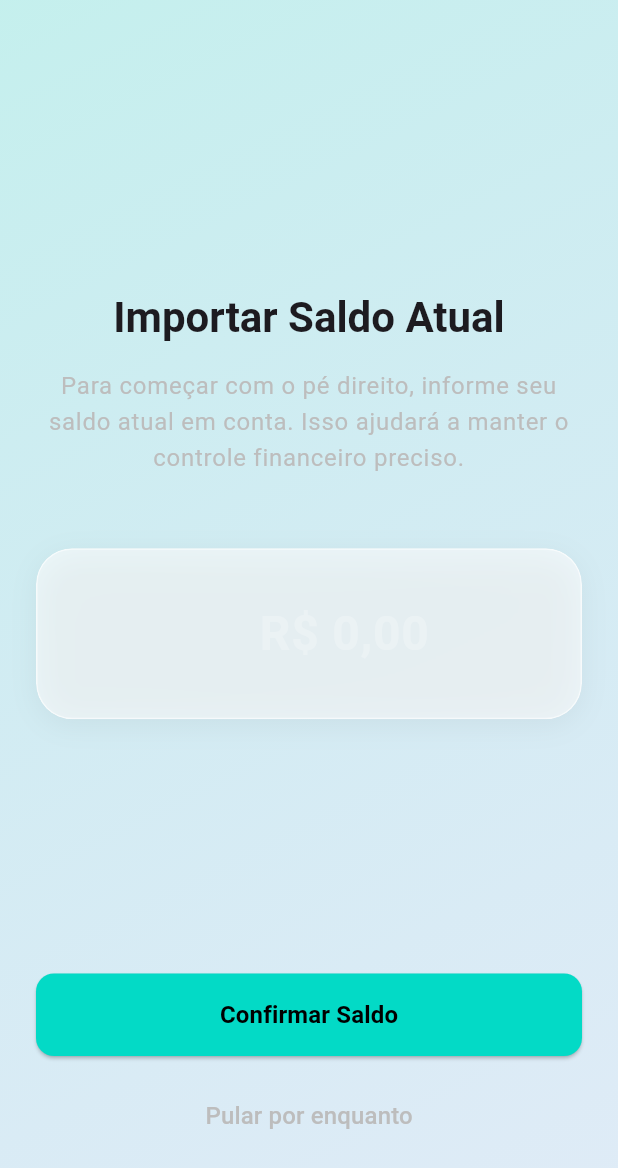
After one commit to nexxo-app/nexxo_flutter, a Flutter app: the ImportBalanceScreen screen opened by its route, after a tap on "Pular por enquanto", on a phone screen of 412 x 824 dp. The commit adds this screen. Shown: the top 1168 px of the screen. Run offline on Flutter 3.47's test engine with Material 3 defaults, Android fonts, the phone set to English and light mode, and no system bars; our stand-ins replace audioplayers, fl_chart, go_router, google_fonts, shared_preferences, supabase_flutter; accounts and stored records are empty; network calls fail.

Commit message:
Add onboarding flow for importing initial balance
Introduces an onboarding screen and card for users to import their initial balance, updates the Profile model and repository to track import status, and adds navigation logic to prompt new users. Also refactors achievement and ranking dialogs to use GlassContainer for consistent UI.

```diff
--- a/lib/core/router/app_router.dart
+++ b/lib/core/router/app_router.dart
@@ -15,6 +15,7 @@ import '../../presentation/screens/auth/forgot_password_screen.dart';
 import '../../presentation/screens/home/add_transaction_screen.dart';
 import '../../presentation/screens/goals/savings_goals_screen.dart';
 import '../../presentation/screens/goals/add_savings_goal_screen.dart';
+import '../../presentation/screens/onboarding/import_balance_screen.dart';
 import '../../data/models/supabase_models.dart';
 
 final GlobalKey<NavigatorState> _rootNavigatorKey = GlobalKey<NavigatorState>();
@@ -55,6 +56,10 @@ final appRouter = GoRouter(
         final goal = state.extra as SavingsGoal?;
         return AddSavingsGoalScreen(goal: goal);
       },
+    ),
+    GoRoute(
+      path: '/import-balance',
+      builder: (context, state) => const ImportBalanceScreen(),
     ),
     GoRoute(
       path: '/edit-profile',
--- a/lib/data/models/supabase_models.dart
+++ b/lib/data/models/supabase_models.dart
@@ -4,6 +4,7 @@ class Profile {
   final String? fullName;
   final String? avatarUrl;
   final String role;
+  final bool hasImportedBalance;
 
   Profile({
     required this.id,
@@ -11,6 +12,7 @@ class Profile {
     this.fullName,
     this.avatarUrl,
     required this.role,
+    this.hasImportedBalance = false,
   });
 
   factory Profile.fromJson(Map<String, dynamic> json) {
@@ -20,6 +22,7 @@ class Profile {
       fullName: json['full_name'],
       avatarUrl: json['avatar_url'],
       role: json['role'] ?? 'user',
+      hasImportedBalance: json['has_imported_balance'] ?? false,
     );
   }
 }
--- a/lib/presentation/screens/home/home_screen.dart
+++ b/lib/presentation/screens/home/home_screen.dart
@@ -7,6 +7,7 @@ import '../../../../data/models/ranking_models.dart';
 import '../../widgets/mission_notification.dart';
 import 'widgets/home_header.dart';
 import 'widgets/summary_card.dart';
+import 'widgets/import_balance_card.dart';
 import 'widgets/quick_actions.dart';
 import 'widgets/transaction_list.dart';
 import 'widgets/goals_pie_chart.dart';
@@ -45,6 +46,14 @@ class _HomeScreenState extends State<HomeScreen> {
     if (!_hasCheckedDailyMission) {
       _hasCheckedDailyMission = true;
       _checkDailyOpenAppMission();
+    }
+
+    // New User Redirect Logic
+    if (profile?.hasImportedBalance == false &&
+        transactions.isEmpty &&
+        mounted) {
+      // Use Future.microtask to avoid build conflicts
+      Future.microtask(() => context.go('/import-balance'));
     }
 
     return {
@@ -143,6 +152,10 @@ class _HomeScreenState extends State<HomeScreen> {
                     userName: profile?.fullName?.split(' ').first ?? 'Usuário',
                   ),
                   const SizedBox(height: 20),
+                  if (profile?.hasImportedBalance == false) ...[
+                    const ImportBalanceCard(),
+                    const SizedBox(height: 20),
+                  ],
                   SummaryCard(
                     balanceTotal: summaryTotal?['balance'] ?? 0.0,
                     incomeTotal: summaryTotal?['income'] ?? 0.0,
--- /dev/null
+++ b/lib/presentation/screens/home/widgets/import_balance_card.dart
@@ -0,0 +1,59 @@
+import 'package:flutter/material.dart';
+import 'package:go_router/go_router.dart';
+import '../../../../core/theme/app_theme.dart';
+import '../../../widgets/glass_container.dart';
+
+class ImportBalanceCard extends StatelessWidget {
+  const ImportBalanceCard({super.key});
+
+  @override
+  Widget build(BuildContext context) {
+    return Padding(
+      padding: const EdgeInsets.symmetric(horizontal: 20),
+      child: GestureDetector(
+        onTap: () => context.push('/import-balance'),
+        child: GlassContainer(
+          padding: const EdgeInsets.all(16),
+          child: Row(
+            children: [
+              Container(
+                padding: const EdgeInsets.all(12),
+                decoration: BoxDecoration(
+                  color: AppTheme.secondaryColor.withValues(alpha: 0.2),
+                  borderRadius: BorderRadius.circular(12),
+                ),
+                child: const Icon(
+                  Icons.account_balance_wallet_outlined,
+                  color: AppTheme.secondaryColor,
+                  size: 24,
+                ),
+              ),
+              const SizedBox(width: 16),
+              Expanded(
+                child: Column(
+                  crossAxisAlignment: CrossAxisAlignment.start,
+                  children: [
+                    const Text(
+                      'Adicionar Saldo Existente',
+                      style: TextStyle(
+                        fontSize: 16,
+                        fontWeight: FontWeight.bold,
+                        color: Colors.white,
+                      ),
+                    ),
+                    const SizedBox(height: 4),
+                    Text(
+                      'Importe seu saldo atual para começar',
+                      style: TextStyle(fontSize: 12, color: Colors.grey[400]),
+                    ),
+                  ],
+                ),
+              ),
+              const Icon(Icons.chevron_right, color: Colors.white54),
+            ],
+          ),
+        ),
+      ),
+    );
+  }
+}
--- /dev/null
+++ b/lib/presentation/screens/onboarding/import_balance_screen.dart
@@ -0,0 +1,196 @@
+import 'package:flutter/material.dart';
+import 'package:flutter/services.dart';
+import 'package:go_router/go_router.dart';
+import '../../../core/theme/app_theme.dart';
+import '../../../data/repositories/supabase_repository.dart';
+import '../../widgets/glass_container.dart';
+
+class ImportBalanceScreen extends StatefulWidget {
+  const ImportBalanceScreen({super.key});
+
+  @override
+  State<ImportBalanceScreen> createState() => _ImportBalanceScreenState();
+}
+
+class _ImportBalanceScreenState extends State<ImportBalanceScreen> {
+  final _amountController = TextEditingController();
+  bool _isLoading = false;
+
+  @override
+  void dispose() {
+    _amountController.dispose();
+    super.dispose();
+  }
+
+  Future<void> _importBalance() async {
+    final amountText = _amountController.text.replaceAll(',', '.');
+    final amount = double.tryParse(amountText);
+
+    if (amount == null || amount < 0) {
+      if (mounted) {
+        ScaffoldMessenger.of(context).showSnackBar(
+          const SnackBar(
+            content: Text('Por favor, insira um valor válido.'),
+            backgroundColor: Colors.red,
+          ),
+        );
+      }
+      return;
+    }
+
+    setState(() => _isLoading = true);
+
+    try {
+      final repository = SupabaseRepository();
+
+      // 1. Create initial transaction (Income)
+      await repository.addTransaction(
+        title: 'Saldo Inicial',
+        amount: amount,
+        type: 'income',
+        category:
+            'Outros', // Ideally we should have a specific category or none
+        date: DateTime.now(),
+      );
+
+      // 2. Update profile
+      await repository.updateHasImportedBalance(true);
+
+      if (mounted) {
+        context.go('/');
+      }
+    } catch (e) {
+      if (mounted) {
+        ScaffoldMessenger.of(context).showSnackBar(
+          SnackBar(
+            content: Text('Erro ao importar saldo: $e'),
+            backgroundColor: Colors.red,
+          ),
+        );
+      }
+    } finally {
+      if (mounted) {
+        setState(() => _isLoading = false);
+      }
+    }
+  }
+
+  Future<void> _skipImport() async {
+    // Just navigate to home, user can import later via card
+    context.go('/');
+  }
+
+  @override
+  Widget build(BuildContext context) {
+    return Scaffold(
+      body: Container(
+        decoration: BoxDecoration(
+          gradient: LinearGradient(
+            begin: Alignment.topLeft,
+            end: Alignment.bottomRight,
+            colors: [
+              AppTheme.secondaryColor.withValues(alpha: 0.2),
+              AppTheme.primaryColor.withValues(alpha: 0.1),
+            ],
+          ),
+        ),
+        child: SafeArea(
+          child: Padding(
+            padding: const EdgeInsets.all(24.0),
+            child: Column(
+              crossAxisAlignment: CrossAxisAlignment.stretch,
+              children: [
+                const Spacer(),
+                Text(
+                  'Importar Saldo Atual',
+                  style: Theme.of(context).textTheme.headlineMedium?.copyWith(
+                    fontWeight: FontWeight.bold,
+                  ),
+                  textAlign: TextAlign.center,
+                ),
+                const SizedBox(height: 16),
+                Text(
+                  'Para começar com o pé direito, informe seu saldo atual em conta. Isso ajudará a manter o controle financeiro preciso.',
+                  style: Theme.of(
+                    context,
+                  ).textTheme.bodyLarge?.copyWith(color: Colors.grey[400]),
+                  textAlign: TextAlign.center,
+                ),
+                const SizedBox(height: 48),
+                GlassContainer(
+                  padding: const EdgeInsets.all(24),
+                  child: Column(
+                    children: [
+                      TextField(
+                        controller: _amountController,
+                        keyboardType: const TextInputType.numberWithOptions(
+                          decimal: true,
+                        ),
+                        inputFormatters: [
+                          FilteringTextInputFormatter.allow(
+                            RegExp(r'^\d+[\.,]?\d{0,2}'),
+                          ),
+                        ],
+                        style: const TextStyle(
+                          fontSize: 32,
+                          fontWeight: FontWeight.bold,
+                          color: Colors.white,
+                        ),
+                        textAlign: TextAlign.center,
+                        decoration: const InputDecoration(
+                          hintText: 'R\$ 0,00',
+                          border: InputBorder.none,
+                          hintStyle: TextStyle(color: Colors.white24),
+                          prefixText: 'R\$ ',
+                          prefixStyle: TextStyle(
+                            fontSize: 32,
+                            fontWeight: FontWeight.bold,
+                            color: AppTheme.secondaryColor,
+                          ),
+                        ),
+                      ),
+                    ],
+                  ),
+                ),
+                const Spacer(),
+                ElevatedButton(
+                  onPressed: _isLoading ? null : _importBalance,
+                  style: ElevatedButton.styleFrom(
+                    backgroundColor: AppTheme.secondaryColor,
+                    foregroundColor: Colors.black,
+                    padding: const EdgeInsets.symmetric(vertical: 16),
+                    shape: RoundedRectangleBorder(
+                      borderRadius: BorderRadius.circular(12),
+                    ),
+                  ),
+                  child: _isLoading
+                      ? const SizedBox(
+                          height: 20,
+                          width: 20,
+                          child: CircularProgressIndicator(strokeWidth: 2),
+                        )
+                      : const Text(
+                          'Confirmar Saldo',
+                          style: TextStyle(
+                            fontSize: 16,
+                            fontWeight: FontWeight.bold,
+                          ),
+                        ),
+                ),
+                const SizedBox(height: 16),
+                TextButton(
+                  onPressed: _isLoading ? null : _skipImport,
+                  child: Text(
+                    'Pular por enquanto',
+                    style: TextStyle(color: Colors.grey[400], fontSize: 16),
+                  ),
+                ),
+                const SizedBox(height: 32),
+              ],
+            ),
+          ),
+        ),
+      ),
+    );
+  }
+}
```
Also changed, not shown: lib/data/repositories/supabase_repository.dart (+14 -0 lines), lib/presentation/screens/ranking/level_up_dialog.dart (+3 -33 lines), lib/presentation/screens/ranking/ranking_screen.dart (+81 -39 lines).
